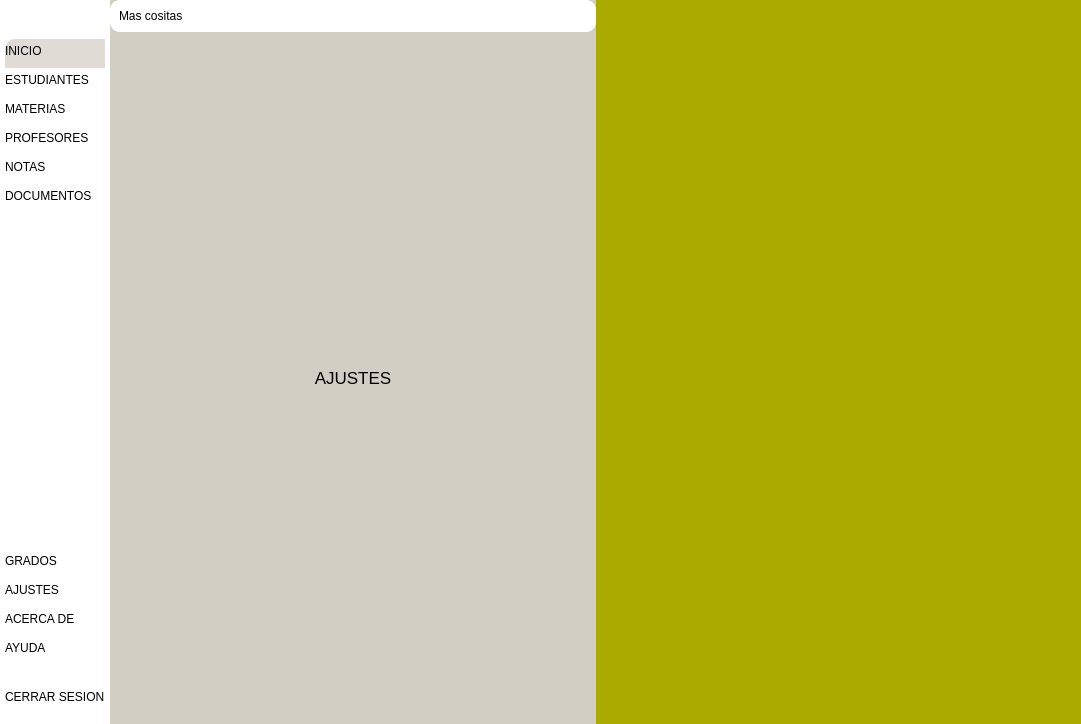
First picture: the form in interfaz.ui, repository YoelSims/AplicacionV2-AndresBello, before the edit.
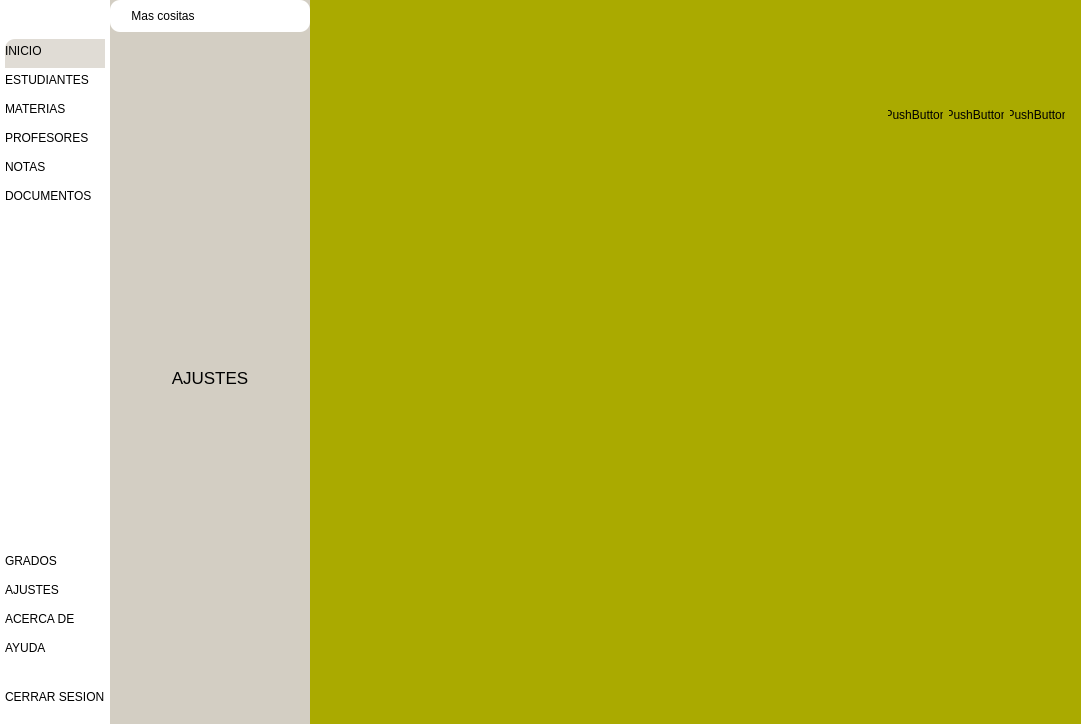
Second picture: the form after the edit. Icons and pictures are not drawn.

Commit message: -m Cabecera

Patch:
```diff
--- a/interfaz.ui
+++ b/interfaz.ui
@@ -494,8 +494,14 @@
        <property name="bottomMargin">
         <number>0</number>
        </property>
-       <item>
+       <item alignment="Qt::AlignLeft">
         <widget class="QWidget" name="menuSubCentroContenedor" native="true">
+         <property name="minimumSize">
+          <size>
+           <width>200</width>
+           <height>0</height>
+          </size>
+         </property>
          <layout class="QVBoxLayout" name="verticalLayout_8">
           <property name="spacing">
            <number>0</number>
@@ -526,9 +532,12 @@
                <property name="text">
                 <string>Mas cositas</string>
                </property>
+               <property name="alignment">
+                <set>Qt::AlignCenter</set>
+               </property>
               </widget>
              </item>
-             <item>
+             <item alignment="Qt::AlignRight">
               <widget class="QPushButton" name="pushButton_2">
                <property name="text">
                 <string/>
@@ -626,6 +635,86 @@
       <property name="styleSheet">
        <string notr="true">background-color: rgb(170, 170, 0);</string>
       </property>
+      <layout class="QVBoxLayout" name="verticalLayout_12">
+       <item>
+        <widget class="QWidget" name="cabeceraContenedor" native="true">
+         <widget class="QFrame" name="frame_6">
+          <property name="geometry">
+           <rect>
+            <x>70</x>
+            <y>80</y>
+            <width>120</width>
+            <height>80</height>
+           </rect>
+          </property>
+          <property name="frameShape">
+           <enum>QFrame::StyledPanel</enum>
+          </property>
+          <property name="frameShadow">
+           <enum>QFrame::Raised</enum>
+          </property>
+         </widget>
+         <widget class="QFrame" name="frame_7">
+          <property name="geometry">
+           <rect>
+            <x>330</x>
+            <y>90</y>
+            <width>120</width>
+            <height>80</height>
+           </rect>
+          </property>
+          <property name="frameShape">
+           <enum>QFrame::StyledPanel</enum>
+          </property>
+          <property name="frameShadow">
+           <enum>QFrame::Raised</enum>
+          </property>
+         </widget>
+         <widget class="QFrame" name="frame_8">
+          <property name="geometry">
+           <rect>
+            <x>560</x>
+            <y>90</y>
+            <width>195</width>
+            <height>31</height>
+           </rect>
+          </property>
+          <property name="frameShape">
+           <enum>QFrame::StyledPanel</enum>
+          </property>
+          <property name="frameShadow">
+           <enum>QFrame::Raised</enum>
+          </property>
+          <layout class="QHBoxLayout" name="horizontalLayout_3">
+           <item>
+            <widget class="QPushButton" name="pushButton_3">
+             <property name="text">
+              <string>PushButton</string>
+             </property>
+            </widget>
+           </item>
+           <item>
+            <widget class="QPushButton" name="pushButton_4">
+             <property name="text">
+              <string>PushButton</string>
+             </property>
+            </widget>
+           </item>
+           <item>
+            <widget class="QPushButton" name="pushButton_5">
+             <property name="text">
+              <string>PushButton</string>
+             </property>
+            </widget>
+           </item>
+          </layout>
+         </widget>
+        </widget>
+       </item>
+       <item>
+        <widget class="QWidget" name="principalContenido" native="true"/>
+       </item>
+      </layout>
      </widget>
     </item>
    </layout>
```
